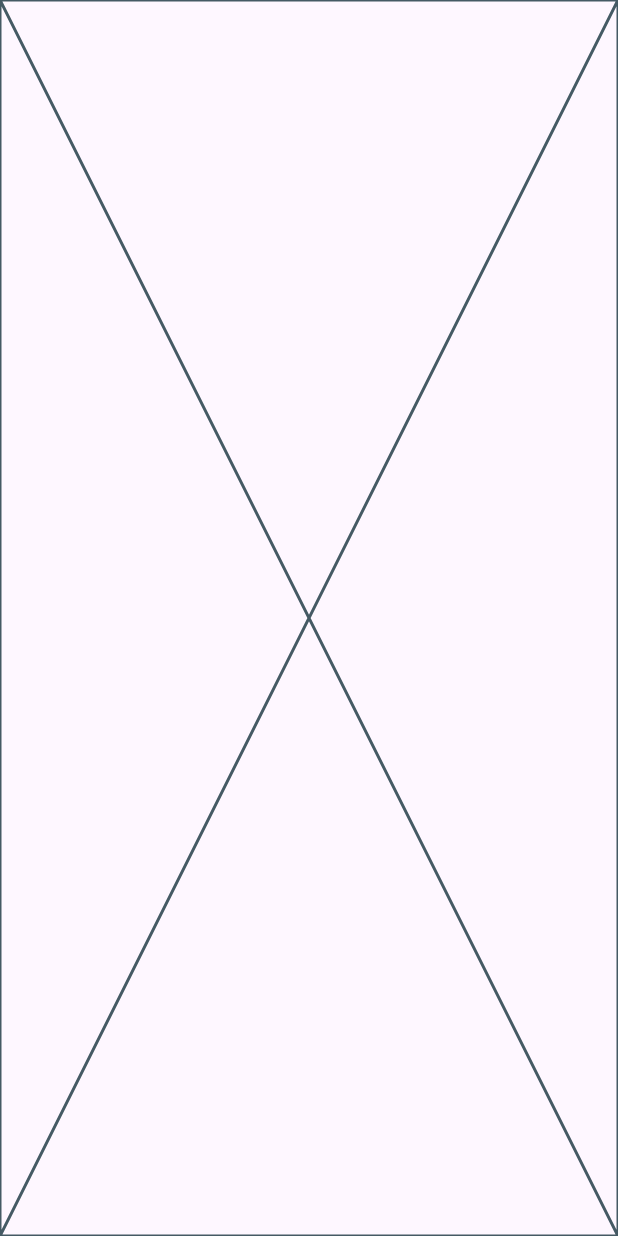
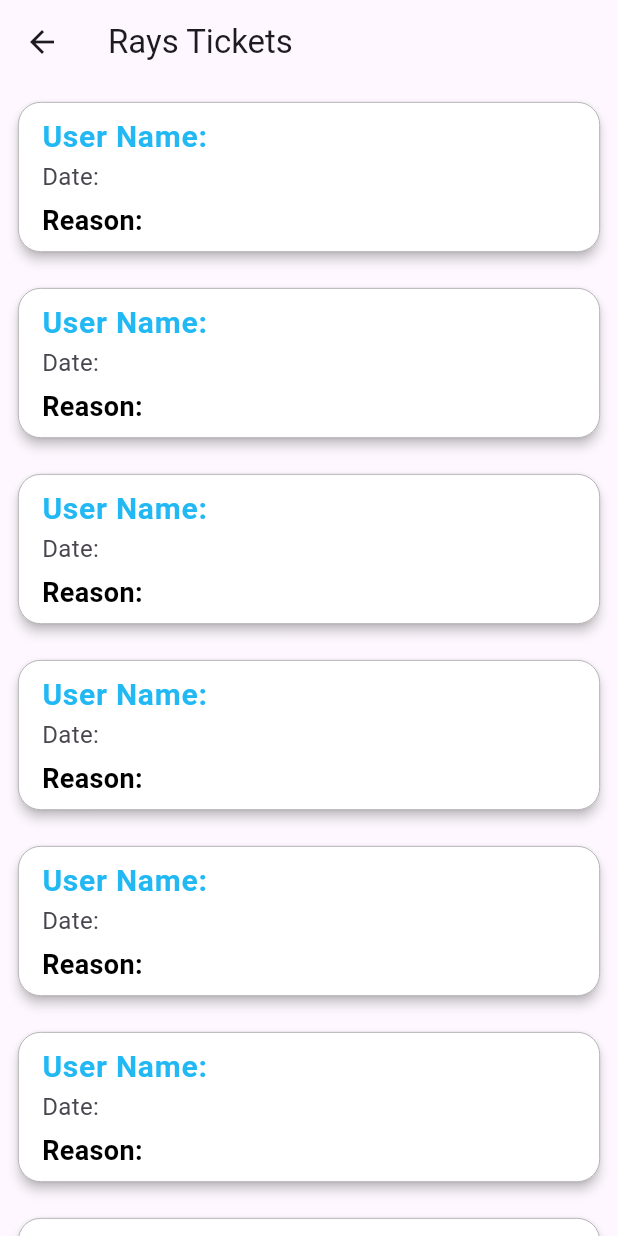
Before and after one commit to DhananjaliHerath/TicketsMobileApp, a Flutter app: the Home screen opened directly, on a phone screen of 412 x 824 dp. Run offline on Flutter 3.47's test engine with Material 2 defaults, Android fonts, the phone set to English and light mode, and no system bars; our stand-ins replace shared_preferences; accounts and stored records are empty; network calls fail.

Commit message:
push updated

```diff
--- a/lib/screens/home.dart
+++ b/lib/screens/home.dart
@@ -3,23 +3,21 @@ import 'dart:convert';
 import 'package:flutter/material.dart';
 import 'package:ticketapp/module/ticketResponse.dart';
 import 'package:http/http.dart' as http;
+import 'package:shared_preferences/shared_preferences.dart';
 
 class Home extends StatefulWidget {
   const Home({super.key});
 
-
-
-
-
   @override
   State<Home> createState() => _HomeState();
+
+  static getInstance() {}
 }
 
 class _HomeState extends State<Home> {
-
+  String? jwtToken;
 //  List<TicketResponse> ticketList = [];
   List<Body> ticketList = [];
-
 
   // getAllTickets () async {
   // var body= {};
@@ -30,8 +28,6 @@ List<Body> ticketList = [];
 
   //   );
 
-
-
   //   setState(() {
 
   //   });
@@ -40,11 +36,17 @@ List<Body> ticketList = [];
   //  print("User JWT: ${authResponse?.body.jwt}");
   getAllTickets() async {
     var url = Uri.parse("http://localhost:8080/tickets");
+    SharedPreferences prefs = await SharedPreferences.getInstance();
+    jwtToken = prefs.getString('jwtToken');
+    // String token = jwtToken;
+    // String token =
+    //     'eyJhbGciOiJIUzI1NiJ9.eyJzdWIiOiJhZG1pbkBjY21zLmNvbSIsImV4cCI6MTY5MDMxMTg0MSwiaWF0IjoxNjkwMjc1ODQxfQ.P8r2gOeGM2BMDvTQ6HuOlIetyYL4v2KTWrjVNnHq_Tg';
+
     var response = await http.get(
       url,
       headers: {
         "Content-Type": "application/json",
-      "Authorization": "Bearer"+"eyJhbGciOiJIUzI1NiJ9.eyJzdWIiOiJhZG1pbkBjY21zLmNvbSIsImV4cCI6MTY5MDMxMTg0MSwiaWF0IjoxNjkwMjc1ODQxfQ.P8r2gOeGM2BMDvTQ6HuOlIetyYL4v2KTWrjVNnHq_Tg",
+        "Authorization": "Bearer $jwtToken",
       },
     );
 
@@ -57,7 +59,6 @@ List<Body> ticketList = [];
         // Assuming this is the StatefulWidget's setState method
         ticketList = ticketResponse.body;
       });
-
     } else {
       // If the server did not return a 200 OK response, throw an error.
       throw Exception('Failed to load tickets');
@@ -72,6 +73,61 @@ List<Body> ticketList = [];
 
   @override
   Widget build(BuildContext context) {
-    return const Placeholder();
+  return Scaffold(
+      appBar: AppBar(
+        title: Text('Rays Tickets'),
+      ),
+      body: ListView.builder(
+
+        itemBuilder: (context, index) {
+
+          return Padding(
+            padding: const EdgeInsets.all(8.0),
+            child: Card(
+              elevation: 3,
+              color: Color.fromARGB(255, 255, 255, 255),
+              shape: RoundedRectangleBorder(
+                borderRadius: BorderRadius.circular(15.0),
+                side: BorderSide(
+                  color: Colors.grey,
+                  width: 0.5,
+                ),
+              ),
+              child: ListTile(
+                title: Text(
+                  'User Name: ',
+                  style: TextStyle(
+                    fontSize: 20,
+                    fontWeight: FontWeight.bold,
+                    color: const Color.fromARGB(255, 33, 184, 243),
+                  ),
+                ),
+                subtitle: Column(
+                  crossAxisAlignment: CrossAxisAlignment.start,
+                  children: [
+                    Text(
+                      'Date:',
+                      style: TextStyle(
+                        fontSize: 16,
+
+                      ),
+                    ),
+                    SizedBox(height: 5),
+                    Text(
+                      'Reason: ',
+                      style: TextStyle(
+                        fontSize: 18,
+                        fontWeight: FontWeight.bold,
+                        color: const Color.fromARGB(255, 0, 0, 0),
+                    ),
+                    ),
+                  ],
+                ),
+              ),
+            ),
+          );
+        },
+      ),
+    );
   }
 }
--- a/lib/screens/login_screen.dart
+++ b/lib/screens/login_screen.dart
@@ -4,17 +4,16 @@ import 'package:http/http.dart' as http;
 import 'dart:convert' as convert;
 import 'dart:convert';
 
-
-
 import 'package:ticketapp/module/authResponse.dart';
 import 'package:ticketapp/screens/home.dart';
+import 'package:shared_preferences/shared_preferences.dart';
+
 class LoginScreen extends StatefulWidget {
   @override
   _LoginScreenState createState() => _LoginScreenState();
 }
 
 class _LoginScreenState extends State<LoginScreen> {
-
   String userName = "";
   String password = "";
 
@@ -24,9 +23,7 @@ class _LoginScreenState extends State<LoginScreen> {
   var body = {};
   bool _loading = false;
 
-
- void getAuthenticate() async {
-
+  Future<String?> getAuthenticate() async {
     setState(() {
       _loading = true;
     });
@@ -40,25 +37,24 @@ class _LoginScreenState extends State<LoginScreen> {
       body: bodyJason,
     );
 
-
     print("Login Status Code");
     print(response.statusCode);
 
     if (response.statusCode == 200) {
-
       authResponse = authResonseFromJson(response.body);
-
 
       print("User JWT: ${authResponse?.body.jwt}");
       print("User ID: ${authResponse?.body.user.userId}");
       print("User Roles: ${authResponse?.body.user.roles}");
+
+      SharedPreferences prefs = await SharedPreferences.getInstance();
+      prefs.setString('jwtToken', authResponse!.body.jwt);
+
       Navigator.push(
         context,
         MaterialPageRoute(builder: (context) => Home()),
       );
-
     } else {
-
       print("Authentication failed. Status code: ${response.statusCode}");
     }
 
@@ -67,17 +63,8 @@ class _LoginScreenState extends State<LoginScreen> {
     });
   }
 
-
-
-
-
-
-
-
-
-
-
-  Widget  _buildEmailTF() {
+  // {print("User JWT: ${authResponse?.body.jwt}")}
+  Widget _buildEmailTF() {
     return Column(
       crossAxisAlignment: CrossAxisAlignment.start,
       children: <Widget>[
@@ -106,10 +93,7 @@ class _LoginScreenState extends State<LoginScreen> {
           ),
           height: 60.0,
           child: TextField(
-             onChanged: (value) => {
-
-                userName = value
-              },
+            onChanged: (value) => {userName = value},
             keyboardType: TextInputType.emailAddress,
             style: TextStyle(
               color: Colors.white,
@@ -133,9 +117,6 @@ class _LoginScreenState extends State<LoginScreen> {
       ],
     );
   }
-
-
-
 
   Widget _buildPasswordTF() {
     return Column(
@@ -166,10 +147,7 @@ Widget _buildPasswordTF() {
           ),
           height: 60.0,
           child: TextField(
-           onChanged: (value) => {
-
-                password = value
-              },
+            onChanged: (value) => {password = value},
             obscureText: true,
             style: TextStyle(
               color: Colors.white,
@@ -186,18 +164,13 @@ Widget _buildPasswordTF() {
               hintStyle: TextStyle(
                 color: Colors.white54,
                 fontFamily: 'OpenSans',
-
-            ),
-
               ),
             ),
-
+          ),
         ),
       ],
     );
   }
-
-
 
   Widget _buildLoginBtn() {
     return Container(
@@ -206,10 +179,7 @@ Widget _buildPasswordTF() {
       child: ElevatedButton(
         onPressed: () {
           getAuthenticate();
-
-
         },
-
         style: ElevatedButton.styleFrom(
           elevation: 5.0,
           padding: EdgeInsets.all(15.0),
@@ -232,16 +202,10 @@ Widget _buildPasswordTF() {
     );
   }
 
-
-
-
-
   @override
-
   Widget build(BuildContext context) {
     return Scaffold(
       resizeToAvoidBottomInset: false,
-
       body: AnnotatedRegion<SystemUiOverlayStyle>(
         value: SystemUiOverlayStyle.light,
         child: GestureDetector(
@@ -277,10 +241,8 @@ Widget build(BuildContext context) {
                     mainAxisAlignment: MainAxisAlignment.center,
                     children: <Widget>[
                       SizedBox(height: 4.0),
-
                       Container(
                         height: 320,
-
                         child: Stack(
                           children: [
                             Image.asset(
@@ -306,7 +268,7 @@ Widget build(BuildContext context) {
                       ),
                       Padding(
                         padding: EdgeInsets.symmetric(vertical: 5.0),
-                      child:  _buildEmailTF(),
+                        child: _buildEmailTF(),
                       ),
                       Padding(
                         padding: EdgeInsets.symmetric(vertical: 5.0),
@@ -314,9 +276,8 @@ Widget build(BuildContext context) {
                       ),
                       Padding(
                         padding: EdgeInsets.symmetric(vertical: 5.0),
-                      child:_buildLoginBtn(),
+                        child: _buildLoginBtn(),
                       ),
-
                     ],
                   ),
                 ),
@@ -327,5 +288,4 @@ Widget build(BuildContext context) {
       ),
     );
   }
-
 }
--- a/pubspec.yaml
+++ b/pubspec.yaml
@@ -36,6 +36,7 @@ dependencies:
   # Use with the CupertinoIcons class for iOS style icons.
   cupertino_icons: ^1.0.2
   http: ^1.1.0
+  shared_preferences: ^2.2.0
 
 
 dev_dependencies:
```
Also changed, not shown: pubspec.lock, 1 other file. Lines whose indentation alone changed are shown as unchanged.
